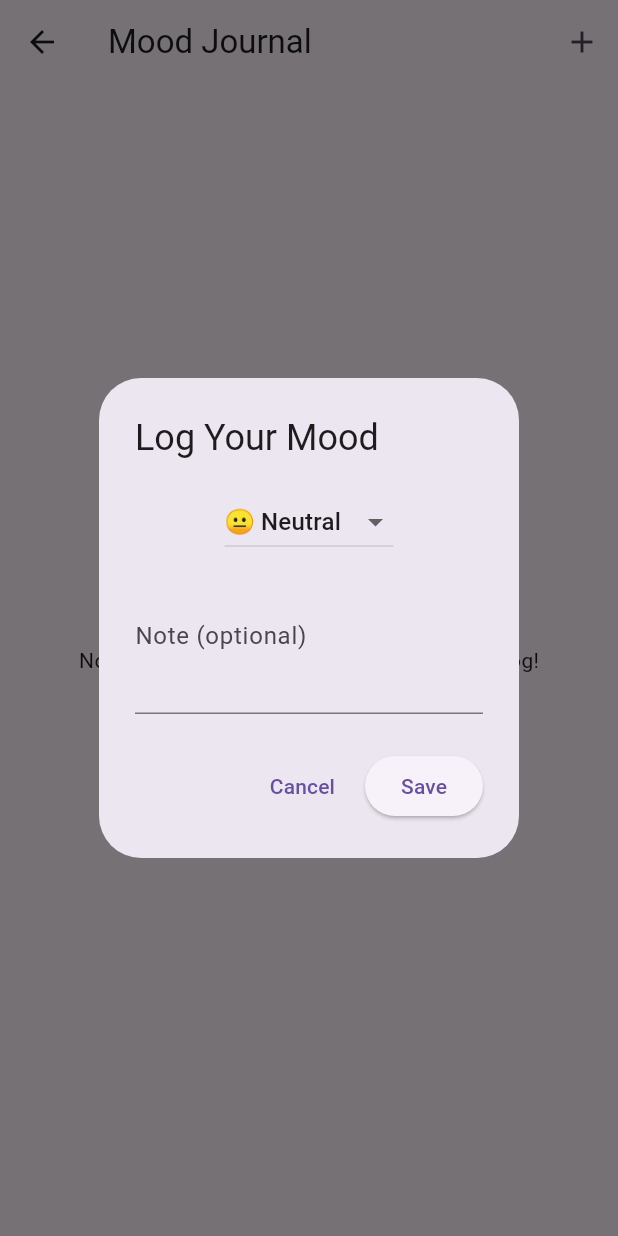
After one commit to Subrata0Ghosh/chativio, a Flutter app: the MoodJournalScreen screen opened directly, after a tap on the "add" icon, on a phone screen of 412 x 824 dp. The commit adds this screen. Run offline on Flutter 3.47's test engine with Material 3 defaults, Android fonts, the phone set to English and light mode, and no system bars; our stand-ins replace flutter_local_notifications, flutter_tts, geolocator, hive_flutter, image_picker, share_plus and 3 more; accounts and stored records are empty.

Commit message:
feat: add Mood Journal and offline mode
- New Mood Journal screen: log daily moods with notes, view history
- Accessible from Profile > Mood Journal
- Offline mode: friendly fallback responses when API unavailable
- Improved error handling with engaging offline messages

```diff
--- a/lib/screens/chat_screen.dart
+++ b/lib/screens/chat_screen.dart
@@ -1304,9 +1304,11 @@ Respond as a true friend — caring, fun, and unforgettable. Never sound like an
           debugPrint("API Error: ${response.statusCode} - ${response.reasonPhrase}");
           debugPrint("Response Body: ${response.body}");
         }
+        // Offline fallback
+        final offlineReply = _offlineReply();
         setState(() {
           _messages.add({
-            "bot": "Oops 😅 something went wrong, but I’m still here! Try saying that again?",
+            "bot": offlineReply,
             "time": _nowHHmm(),
             "ts": DateTime.now().millisecondsSinceEpoch.toString(),
           });
@@ -1316,7 +1318,7 @@ Respond as a true friend — caring, fun, and unforgettable. Never sound like an
     } catch (e) {
       setState(() {
         _messages.add({
-          "bot": "💔 Connection issue — maybe the internet or server is busy. Try again in a moment.",
+          "bot": _offlineReply(),
           "time": _nowHHmm(),
           "ts": DateTime.now().millisecondsSinceEpoch.toString(),
         });
@@ -1441,6 +1443,14 @@ Respond as a true friend — caring, fun, and unforgettable. Never sound like an
         ),
       ),
     );
+  String _offlineReply() {
+    final replies = [
+      "I'm offline right now, but I'm here with you in spirit! 🌟 What's on your mind?",
+      "No internet? No problem! Tell me something fun about your day. 😊",
+      "Connection's spotty, but our chat is timeless. How are you feeling today?",
+      "Oops, I'm disconnected, but let's pretend we're chatting anyway. Your turn! 🎉",
+    ];
+    return replies[DateTime.now().millisecond % replies.length];
   }
 
   bool _isLastInGroup(int msgIndex) {
--- /dev/null
+++ b/lib/screens/mood_journal_screen.dart
@@ -0,0 +1,122 @@
+import 'package:flutter/material.dart';
+import 'package:hive_flutter/hive_flutter.dart';
+import 'package:intl/intl.dart';
+
+class MoodJournalScreen extends StatefulWidget {
+  const MoodJournalScreen({super.key});
+
+  @override
+  State<MoodJournalScreen> createState() => _MoodJournalScreenState();
+}
+
+class _MoodJournalScreenState extends State<MoodJournalScreen> {
+  Box? _journalBox;
+  List<Map<String, dynamic>> _entries = [];
+
+  final List<String> _moods = ['😊 Happy', '😢 Sad', '😠 Angry', '😰 Stressed', '😐 Neutral', '😴 Tired', '😍 Excited'];
+  String _selectedMood = '😐 Neutral';
+  final TextEditingController _noteController = TextEditingController();
+
+  @override
+  void initState() {
+    super.initState();
+    _loadJournal();
+  }
+
+  Future<void> _loadJournal() async {
+    if (!Hive.isBoxOpen('mood_journal')) {
+      try { await Hive.initFlutter(); } catch (_) {}
+      _journalBox = await Hive.openBox('mood_journal');
+    } else {
+      _journalBox = Hive.box('mood_journal');
+    }
+    final list = (_journalBox!.get('entries') as List?)?.cast<Map>() ?? [];
+    setState(() {
+      _entries = list.map((e) => Map<String, dynamic>.from(e)).toList()
+        ..sort((a, b) => (b['date'] as DateTime).compareTo(a['date'] as DateTime));
+    });
+  }
+
+  Future<void> _saveEntry() async {
+    if (_journalBox == null) return;
+    final entry = {
+      'date': DateTime.now(),
+      'mood': _selectedMood,
+      'note': _noteController.text.trim(),
+    };
+    _entries.insert(0, entry);
+    await _journalBox!.put('entries', _entries);
+    _noteController.clear();
+    _selectedMood = '😐 Neutral';
+    setState(() {});
+  }
+
+  void _showAddDialog() {
+    showDialog(
+      context: context,
+      builder: (ctx) => StatefulBuilder(
+        builder: (ctx, setState) => AlertDialog(
+          title: const Text('Log Your Mood'),
+          content: Column(
+            mainAxisSize: MainAxisSize.min,
+            children: [
+              DropdownButton<String>(
+                value: _selectedMood,
+                items: _moods.map((m) => DropdownMenuItem(value: m, child: Text(m))).toList(),
+                onChanged: (v) => setState(() => _selectedMood = v!),
+              ),
+              TextField(
+                controller: _noteController,
+                decoration: const InputDecoration(labelText: 'Note (optional)'),
+                maxLines: 3,
+              ),
+            ],
+          ),
+          actions: [
+            TextButton(onPressed: () => Navigator.pop(ctx), child: const Text('Cancel')),
+            ElevatedButton(onPressed: () {
+              _saveEntry();
+              Navigator.pop(ctx);
+            }, child: const Text('Save')),
+          ],
+        ),
+      ),
+    );
+  }
+
+  @override
+  Widget build(BuildContext context) {
+    return Scaffold(
+      appBar: AppBar(
+        title: const Text('Mood Journal'),
+        actions: [
+          IconButton(
+            icon: const Icon(Icons.add),
+            onPressed: _showAddDialog,
+          ),
+        ],
+      ),
+      body: _entries.isEmpty
+          ? const Center(child: Text('No entries yet. Tap + to add your first mood log!'))
+          : ListView.builder(
+              itemCount: _entries.length,
+              itemBuilder: (ctx, i) {
+                final e = _entries[i];
+                final date = e['date'] as DateTime;
+                return ListTile(
+                  leading: Text(e['mood'], style: const TextStyle(fontSize: 24)),
+                  title: Text(DateFormat('MMM d, yyyy • h:mm a').format(date)),
+                  subtitle: e['note'].isNotEmpty ? Text(e['note']) : null,
+                  trailing: IconButton(
+                    icon: const Icon(Icons.delete),
+                    onPressed: () async {
+                      setState(() => _entries.removeAt(i));
+                      await _journalBox!.put('entries', _entries);
+                    },
+                  ),
+                );
+              },
+            ),
+    );
+  }
+}
--- a/lib/screens/profile_screen.dart
+++ b/lib/screens/profile_screen.dart
@@ -2,6 +2,7 @@ import 'package:flutter/material.dart';
 import 'package:shared_preferences/shared_preferences.dart';
 import 'package:hive_flutter/hive_flutter.dart';
 import 'package:myapp/services/nlp_service.dart';
+import 'mood_journal_screen.dart';
 
 class ProfileScreen extends StatefulWidget {
   const ProfileScreen({super.key});
@@ -138,6 +139,16 @@ class _ProfileScreenState extends State<ProfileScreen> {
               onTap: () => _editUserNameDialog(),
             ),
 
+            ListTile(
+              leading: const Icon(Icons.book, color: Colors.purple),
+              title: const Text("Mood Journal"),
+              subtitle: const Text("Track your daily moods and notes"),
+              onTap: () => Navigator.push(
+                context,
+                MaterialPageRoute(builder: (_) => const MoodJournalScreen()),
+              ),
+            ),
+
             const Divider(height: 40),
 
             // 🧹 Clear app data
```
